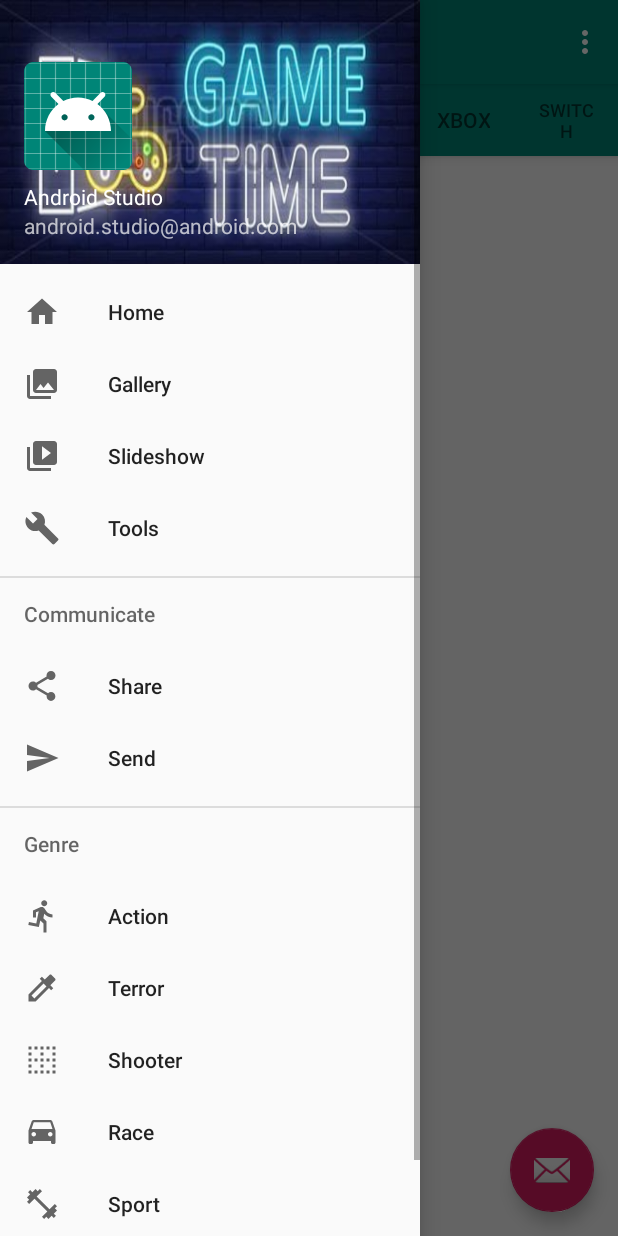
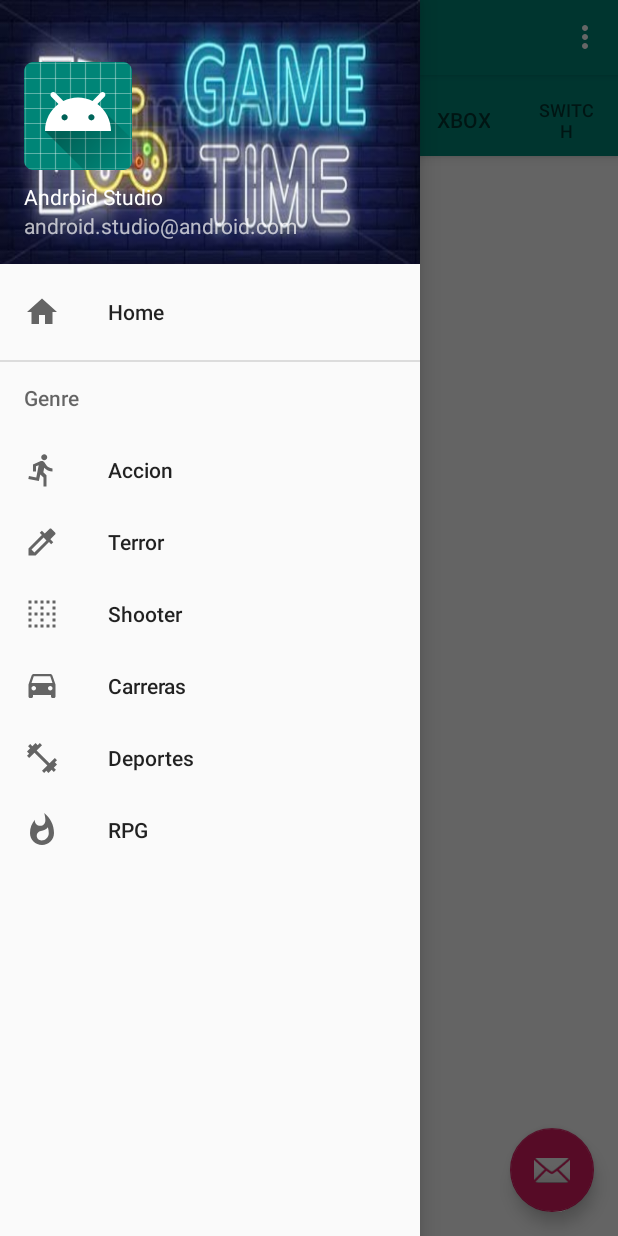
Before and after one commit to UO247134/GameGallery, an Android app: the screen it shows after launch (MainActivity), with the side drawer open, on a phone screen of 412 x 824 dp. Run offline under Robolectric (Android 15) with nearby library versions, the phone set to English and light mode, and no system bars; our stand-ins replace Firebase (no records; nobody signed in at launch, a user with empty details on screens opened directly), Picasso, navigation-ui.

Commit message:
Ya funcionan los filtros por genero

```diff
--- a/app/src/main/java/com/example/gamegallery/PageAdapter.java
+++ b/app/src/main/java/com/example/gamegallery/PageAdapter.java
@@ -10,7 +10,7 @@ import com.example.gamegallery.tabs.TabBase;
 public class PageAdapter extends FragmentStatePagerAdapter {
     public int counttab;
     String[] tituloTabs={"AllGames","3rdParty","PC","PS4","Xbox","Switch"};
-    Info info = new Info();
+
 
     public PageAdapter(FragmentManager fm){
         super(fm);
@@ -19,17 +19,17 @@ public class PageAdapter extends FragmentStatePagerAdapter {
     public Fragment getItem(int position) {
         switch(position){
             case 0:
-                return new TabBase("All",info);
+                return new TabBase("All");
             case 1:
-                return new TabBase("3rd Party",info);
+                return new TabBase("3rd Party");
             case 2:
-                return new TabBase("PC",info);
+                return new TabBase("PC");
             case 3:
-                return new TabBase("PS4",info);
+                return new TabBase("PS4");
             case 4:
-                return new TabBase("Xbox",info);
+                return new TabBase("Xbox");
             case 5:
-                return new TabBase("Switch",info);
+                return new TabBase("Switch");
             default:
                 return null;
         }
--- a/app/src/main/java/com/example/gamegallery/datos/Datos.kt
+++ b/app/src/main/java/com/example/gamegallery/datos/Datos.kt
@@ -12,7 +12,7 @@ class Datos {
 
 
     companion object {
-        fun getAllJuegos(info: Info) {
+        fun getAllJuegos() {
             var juegos = ArrayList<Juego>();
 
             val db = FirebaseFirestore.getInstance()
@@ -24,11 +24,12 @@ class Datos {
                             var nombre = document.get("nombre").toString()
                             var icon = document.get("icon").toString()
                             var consola = document.get("consola").toString()
-                            var j = Juego(nombre,icon,consola)
+                            var genero = document.get("genero").toString()
+                            var j = Juego(nombre,icon,consola,genero)
                             juegos.add(j)
 
                         }
-                        info.updateJuegos(juegos);
+                        Info.updateJuegos(juegos);
                     }
                     .addOnFailureListener { exception ->
                        throw exception
--- a/app/src/main/java/com/example/gamegallery/domain/Info.kt
+++ b/app/src/main/java/com/example/gamegallery/domain/Info.kt
@@ -4,30 +4,47 @@ import com.example.gamegallery.datos.Datos
 
 class Info {
 
-    var juegos:List<Juego> = ArrayList<Juego>()
+    companion object {
 
-    fun getJuegos(nombreConsola:String):List<Juego>{
-        if(juegos.size==0){
-            Datos.getAllJuegos(this)
-            Thread.sleep(1000)
+        var juegos: List<Juego> = ArrayList<Juego>()
+        var genero = "All";
+
+
+        fun getJuegos(nombreConsola: String): List<Juego> {
+            if (juegos.size == 0) {
+                Datos.getAllJuegos()
+                Thread.sleep(1000)
+            }
+
+            var toRet : List<Juego> = ArrayList<Juego>(juegos);
+            if (nombreConsola.equals("All") && genero.equals("All")) //Todas las consolas y géneros
+                return ArrayList<Juego>(juegos)
+
+            if(nombreConsola.equals("All")) { //Todas las consolas
+                toRet = toRet.filter { j -> j.genero == genero }
+                return toRet
+            }
+
+
+            if(genero.equals("All")) { //Todos los generos
+                toRet = toRet.filter { j -> j.consola == nombreConsola }
+                return toRet
+            }
+            else
+            {
+                toRet = toRet.filter { j -> j.consola==nombreConsola && j.genero==genero }
+            }
+
+            return toRet
         }
-        if (nombreConsola.equals("All"))
-            return ArrayList<Juego>(juegos)
 
-        var toRet = ArrayList<Juego>()
-        for( juego in juegos ){
-            if(juego.consola==nombreConsola)
-                toRet.add(juego)
+        fun updateJuegos(juegos: List<Juego>) {
+            this.juegos = juegos
+        }
 
-        }
-        return toRet
-    }
 
-    fun updateJuegos(juegos:List<Juego>){
-        this.juegos=juegos
     }
 
 
 
-
 }
--- a/app/src/main/java/com/example/gamegallery/tabs/TabBase.kt
+++ b/app/src/main/java/com/example/gamegallery/tabs/TabBase.kt
@@ -13,7 +13,7 @@ import com.example.gamegallery.datos.Datos
 import com.example.gamegallery.domain.Info
 import kotlinx.android.synthetic.main.tab_base.*
 
-open class TabBase(private val nombreConsola:String,private val info:Info) : Fragment()
+open class TabBase(private val nombreConsola:String) : Fragment()
 {
 
 
@@ -25,20 +25,20 @@ open class TabBase(private val nombreConsola:String,private val info:Info) : Fra
         super.onViewCreated(view, savedInstanceState)
         recycler_base.apply{
             layoutManager= LinearLayoutManager(context)
-            adapter= JuegoListAdapter(info.getJuegos(nombreConsola))
-            addOnItemTouchListener(RecyclerTouchListener(context,this,MyClickListener(nombreConsola,info)))
+            adapter= JuegoListAdapter(Info.getJuegos(nombreConsola))
+            addOnItemTouchListener(RecyclerTouchListener(context,this,MyClickListener(nombreConsola)))
         }
 
     }
 
-    class MyClickListener(val nombreConsola: String,val info: Info) : RecyclerTouchListener.ClickListener{
+    class MyClickListener(val nombreConsola: String) : RecyclerTouchListener.ClickListener{
         override fun onLongClick(view: View?, position: Int) {
 
         }
 
         override fun onClick(view: View?, position: Int) {
             val intent = Intent (view?.context, SecondActivity::class.java)
-            intent.putExtra("Juego",info.getJuegos(nombreConsola)[position])
+            intent.putExtra("Juego",Info.getJuegos(nombreConsola)[position])
             view?.context?.startActivity(intent)
         }
 
--- a/app/src/main/java/com/example/gamegallery/ui/gallery/GalleryFragment.java
+++ b/app/src/main/java/com/example/gamegallery/ui/gallery/GalleryFragment.java
@@ -37,6 +37,9 @@ public class GalleryFragment extends Fragment {
         viewPager = view.findViewById(R.id.pager);
         viewPager.setAdapter(new PageAdapter(getFragmentManager()));
         tabs.setupWithViewPager(viewPager);
+
+
+
         return view;
 
     }
--- a/app/src/main/res/layout/app_bar_main.xml
+++ b/app/src/main/res/layout/app_bar_main.xml
@@ -8,13 +8,13 @@
 
     <com.google.android.material.appbar.AppBarLayout
         android:layout_width="match_parent"
-        android:layout_height="wrap_content"
+        android:layout_height="50dp"
         android:theme="@style/AppTheme.AppBarOverlay">
 
         <androidx.appcompat.widget.Toolbar
             android:id="@+id/toolbar"
             android:layout_width="match_parent"
-            android:layout_height="?attr/actionBarSize"
+            android:layout_height="50dp"
             android:background="?attr/colorPrimary"
             app:popupTheme="@style/AppTheme.PopupOverlay" />
 
--- a/app/src/main/res/layout/content_main.xml
+++ b/app/src/main/res/layout/content_main.xml
@@ -22,4 +22,6 @@
     </com.google.android.material.appbar.AppBarLayout>
 
 
+
+
 </androidx.coordinatorlayout.widget.CoordinatorLayout>
--- a/app/src/main/res/layout/tab_base.xml
+++ b/app/src/main/res/layout/tab_base.xml
@@ -7,8 +7,9 @@
 
     <androidx.recyclerview.widget.RecyclerView
         android:id="@+id/recycler_base"
-        android:layout_width="280dp"
-        android:layout_height="519dp"
+        android:layout_width="match_parent"
+        android:layout_height="match_parent"
+        android:layout_marginTop="100dp"
         app:layout_constraintBottom_toBottomOf="parent"
         app:layout_constraintEnd_toEndOf="parent"
         app:layout_constraintStart_toStartOf="parent"
--- a/app/src/main/res/menu/activity_main_drawer.xml
+++ b/app/src/main/res/menu/activity_main_drawer.xml
@@ -8,32 +8,8 @@
             android:id="@+id/nav_home"
             android:icon="@drawable/ic_menu_home"
             android:title="@string/menu_home" />
-        <item
-            android:id="@+id/nav_gallery"
-            android:icon="@drawable/ic_menu_gallery"
-            android:title="@string/menu_gallery" />
-        <item
-            android:id="@+id/nav_slideshow"
-            android:icon="@drawable/ic_menu_slideshow"
-            android:title="@string/menu_slideshow" />
-        <item
-            android:id="@+id/nav_tools"
-            android:icon="@drawable/ic_menu_manage"
-            android:title="@string/menu_tools" />
     </group>
 
-    <item android:title="Communicate">
-        <menu>
-            <item
-                android:id="@+id/nav_share"
-                android:icon="@drawable/ic_menu_share"
-                android:title="@string/menu_share" />
-            <item
-                android:id="@+id/nav_send"
-                android:icon="@drawable/ic_menu_send"
-                android:title="@string/menu_send" />
-        </menu>
-    </item>
     <item android:title="Genre">
         <menu>
             <item
--- a/app/src/main/res/values/strings.xml
+++ b/app/src/main/res/values/strings.xml
@@ -21,11 +21,11 @@
     <string name="tab_text_5">XboxOne</string>
     <string name="tab_text_6">Switch</string>
 
-    <string name="menu_genre_Action">Action</string>
+    <string name="menu_genre_Action">Accion</string>
     <string name="menu_genre_Terror">Terror</string>
     <string name="menu_genre_Shooter">Shooter</string>
-    <string name="menu_genre_Race">Race</string>
-    <string name="menu_genre_Sport">Sport</string>
+    <string name="menu_genre_Race">Carreras</string>
+    <string name="menu_genre_Sport">Deportes</string>
     <string name="menu_genre_RPG">RPG</string>
     <string name="hello_blank_fragment">Hello blank fragment</string>
 </resources>
```
Also changed, not shown: app/src/main/java/com/example/gamegallery/MainActivity.java (+25 -12 lines), app/src/main/java/com/example/gamegallery/domain/DomainClasses.kt (+5 -2 lines), app/src/main/res/layout/tab_all_plataforms.xml (deleted, +0 -16 lines), app/src/main/res/layout/tab_pc.xml (deleted, +0 -17 lines), app/src/main/res/layout/tab_ps4.xml (deleted, +0 -15 lines), app/src/main/res/layout/tab_switch.xml (deleted, +0 -16 lines), app/src/main/res/layout/tab_third_party.xml (deleted, +0 -16 lines), app/src/main/res/layout/tab_xbox_one.xml (deleted, +0 -16 lines).
